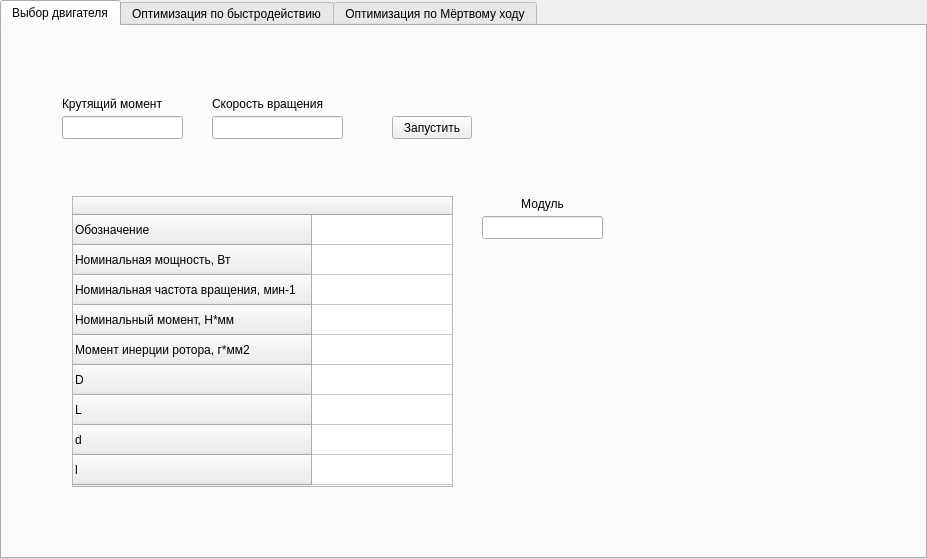
This is Diplom.ui in Karbigasher/Diplom as Qt 5 draws it before an edit. The edited form follows.
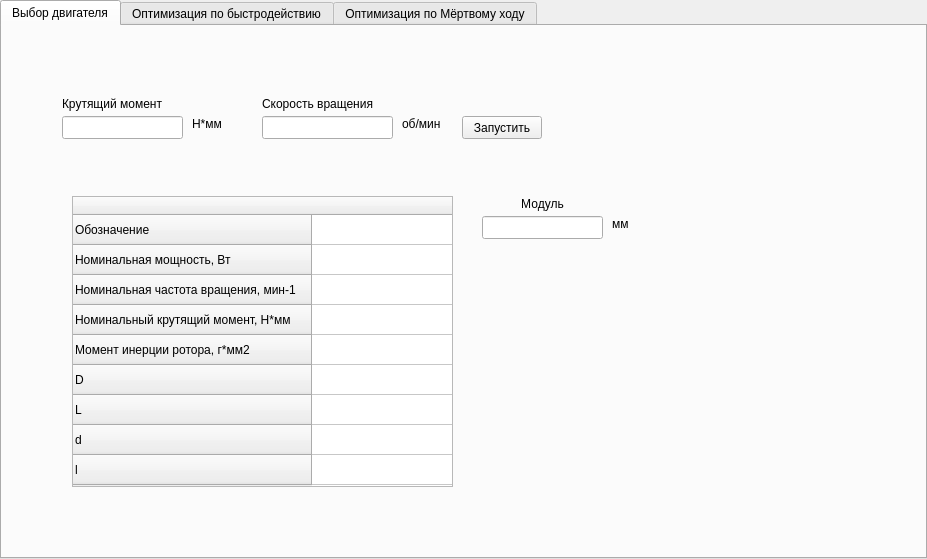
This is the edited form. The open tabs and pages were chosen to show the change.

What changed in the file:
```diff
--- a/Diplom.ui
+++ b/Diplom.ui
@@ -33,7 +33,7 @@
    <widget class="QLineEdit" name="lineEdit_2">
     <property name="geometry">
      <rect>
-      <x>210</x>
+      <x>260</x>
       <y>90</y>
       <width>131</width>
       <height>23</height>
@@ -56,7 +56,7 @@
    <widget class="QLabel" name="label_2">
     <property name="geometry">
      <rect>
-      <x>210</x>
+      <x>260</x>
       <y>70</y>
       <width>131</width>
       <height>16</height>
@@ -69,7 +69,7 @@
    <widget class="QPushButton" name="pushButton">
     <property name="geometry">
      <rect>
-      <x>390</x>
+      <x>460</x>
       <y>90</y>
       <width>80</width>
       <height>23</height>
@@ -104,7 +104,7 @@
      <number>500</number>
     </attribute>
     <attribute name="horizontalHeaderDefaultSectionSize">
-     <number>100</number>
+     <number>500</number>
     </attribute>
     <row>
      <property name="text">
@@ -123,7 +123,7 @@
     </row>
     <row>
      <property name="text">
-      <string>Номинальный момент, Н*мм</string>
+      <string>Номинальный крутящий момент, Н*мм</string>
      </property>
     </row>
     <row>
@@ -153,7 +153,7 @@
     </row>
     <column>
      <property name="text">
-      <string> </string>
+      <string/>
      </property>
     </column>
    </widget>
@@ -192,6 +192,45 @@
      <set>Qt::AlignCenter</set>
     </property>
    </widget>
+   <widget class="QLabel" name="label_8">
+    <property name="geometry">
+     <rect>
+      <x>190</x>
+      <y>90</y>
+      <width>41</width>
+      <height>16</height>
+     </rect>
+    </property>
+    <property name="text">
+     <string>Н*мм</string>
+    </property>
+   </widget>
+   <widget class="QLabel" name="label_9">
+    <property name="geometry">
+     <rect>
+      <x>400</x>
+      <y>90</y>
+      <width>51</width>
+      <height>16</height>
+     </rect>
+    </property>
+    <property name="text">
+     <string>об/мин</string>
+    </property>
+   </widget>
+   <widget class="QLabel" name="label_10">
+    <property name="geometry">
+     <rect>
+      <x>610</x>
+      <y>190</y>
+      <width>57</width>
+      <height>15</height>
+     </rect>
+    </property>
+    <property name="text">
+     <string>мм</string>
+    </property>
+   </widget>
   </widget>
   <widget class="QWidget" name="tab_4">
    <attribute name="title">
```
Left out of the diff: 14 changed lines with no effect on the pictures.
